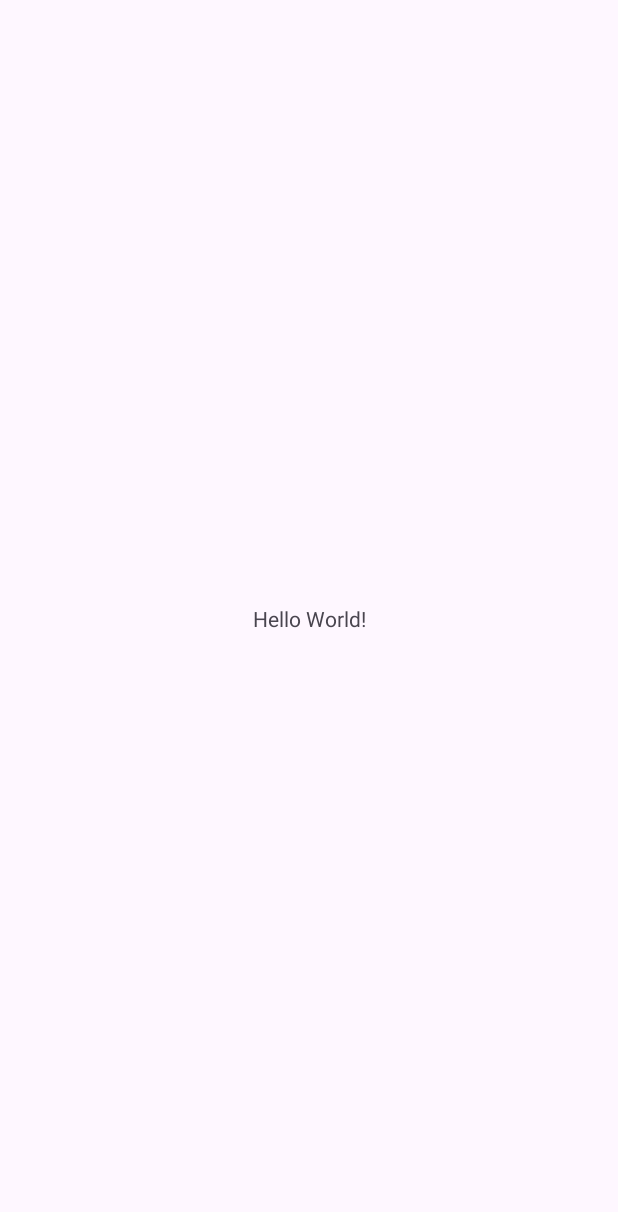
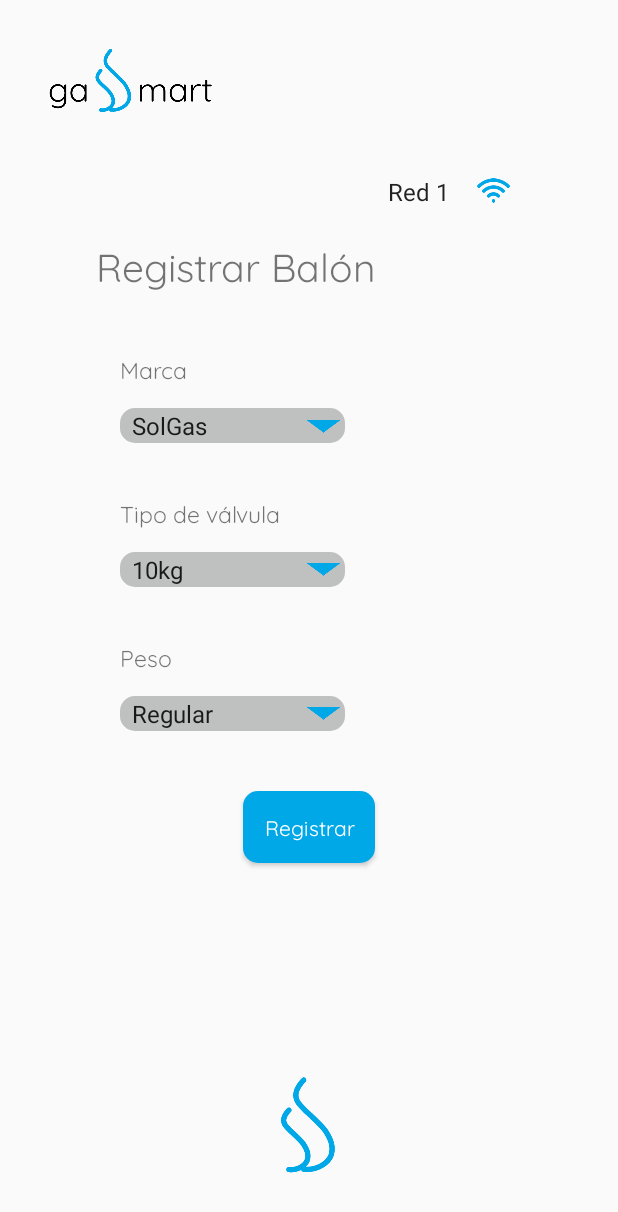
Before and after one commit to diegodolu/gasSmart, an Android app: the screen it shows after launch (MainActivity before the commit, RegistersensorActivity after it), on a phone screen of 412 x 824 dp. Before the commit the part shown is almost empty. Shown: the top 1212 px of the screen. Run offline under Robolectric (Android 15) with nearby library versions, the phone set to English and light mode, and no system bars.

Commit message:
interfaz de registro balon

```diff
--- a/app/src/main/AndroidManifest.xml
+++ b/app/src/main/AndroidManifest.xml
@@ -6,14 +6,14 @@
         android:allowBackup="true"
         android:dataExtractionRules="@xml/data_extraction_rules"
         android:fullBackupContent="@xml/backup_rules"
-        android:icon="@mipmap/ic_launcher"
+        android:icon="@drawable/logo"
         android:label="@string/app_name"
-        android:roundIcon="@mipmap/ic_launcher_round"
+        android:roundIcon="@drawable/logo"
         android:supportsRtl="true"
         android:theme="@style/Theme.GasApp"
         tools:targetApi="31">
         <activity
-            android:name=".MainActivity"
+            android:name=".RegistersensorActivity"
             android:exported="true">
             <intent-filter>
                 <action android:name="android.intent.action.MAIN" />
--- a/app/src/main/java/com/miempresa/gasapp/MainActivity.kt
+++ b/app/src/main/java/com/miempresa/gasapp/MainActivity.kt
@@ -6,6 +6,6 @@ import android.os.Bundle
 class MainActivity : AppCompatActivity() {
     override fun onCreate(savedInstanceState: Bundle?) {
         super.onCreate(savedInstanceState)
-        setContentView(R.layout.activity_main)
+        setContentView(R.layout.registrar_balon)
     }
 }
--- /dev/null
+++ b/app/src/main/java/com/miempresa/gasapp/RegistersensorActivity.java
@@ -0,0 +1,23 @@
+package com.miempresa.gasapp;
+
+import androidx.appcompat.app.AppCompatActivity;
+import android.os.Bundle;
+import android.widget.Button;
+import android.widget.Toast;
+import android.view.View;
+
+public class RegistersensorActivity extends AppCompatActivity {
+    @Override
+    protected void onCreate(Bundle savedInstanceState) {
+        super.onCreate(savedInstanceState);
+        setContentView(R.layout.registrar_balon);
+
+        Button btnRegistrar = (Button) findViewById(R.id.btn_register_registrar);
+        btnRegistrar.setOnClickListener(new View.OnClickListener() {
+            @Override
+            public void onClick(View v) {
+                Toast.makeText(RegistersensorActivity.this, "Balón registrado correctamente", Toast.LENGTH_SHORT).show();
+            }
+        });
+    }
+}
--- /dev/null
+++ b/app/src/main/res/drawable/boton_especial.xml
@@ -0,0 +1,6 @@
+<?xml version="1.0" encoding="utf-8"?>
+<shape xmlns:android="http://schemas.android.com/apk/res/android"
+    android:shape="rectangle">
+    <solid android:color="@color/boton" /> <!-- Color de fondo -->
+    <corners android:radius="10dp" /> <!-- Radio de borde -->
+</shape>
--- /dev/null
+++ b/app/src/main/res/drawable/spinner_background.xml
@@ -0,0 +1,4 @@
+<?xml version="1.0" encoding="utf-8"?>
+<shape xmlns:android="http://schemas.android.com/apk/res/android">
+    <solid android:color="@android:color/transparent"/>
+</shape>
--- /dev/null
+++ b/app/src/main/res/drawable/spinner_background_datos.xml
@@ -0,0 +1,5 @@
+<?xml version="1.0" encoding="utf-8"?>
+<shape xmlns:android="http://schemas.android.com/apk/res/android">
+    <solid android:color="@color/grey" />
+    <corners android:radius="10dp" />
+</shape>
--- a/app/src/main/res/layout/activity_main.xml
+++ /dev/null
@@ -1,18 +0,0 @@
-<?xml version="1.0" encoding="utf-8"?>
-<androidx.constraintlayout.widget.ConstraintLayout xmlns:android="http://schemas.android.com/apk/res/android"
-    xmlns:app="http://schemas.android.com/apk/res-auto"
-    xmlns:tools="http://schemas.android.com/tools"
-    android:layout_width="match_parent"
-    android:layout_height="match_parent"
-    tools:context=".MainActivity">
-
-    <TextView
-        android:layout_width="wrap_content"
-        android:layout_height="wrap_content"
-        android:text="Hello World!"
-        app:layout_constraintBottom_toBottomOf="parent"
-        app:layout_constraintEnd_toEndOf="parent"
-        app:layout_constraintStart_toStartOf="parent"
-        app:layout_constraintTop_toTopOf="parent" />
-
-</androidx.constraintlayout.widget.ConstraintLayout>
--- /dev/null
+++ b/app/src/main/res/layout/registrar_balon.xml
@@ -0,0 +1,191 @@
+<?xml version="1.0" encoding="utf-8"?>
+<androidx.constraintlayout.widget.ConstraintLayout
+    xmlns:android="http://schemas.android.com/apk/res/android"
+    xmlns:app="http://schemas.android.com/apk/res-auto"
+    xmlns:tools="http://schemas.android.com/tools"
+    android:layout_width="match_parent"
+    android:layout_height="match_parent"
+    tools:context=".RegistersensorActivity">
+
+    <ImageView
+        android:id="@+id/img_detailssensor_logo"
+        android:layout_width="110dp"
+        android:layout_height="43dp"
+        android:layout_marginStart="32dp"
+        android:layout_marginTop="32dp"
+        app:layout_constraintStart_toStartOf="parent"
+        app:layout_constraintTop_toTopOf="parent"
+        app:srcCompat="@drawable/logo" />
+
+    <TextView
+        android:id="@+id/lbl_detailssensor_titulo"
+        android:layout_width="wrap_content"
+        android:layout_height="wrap_content"
+        android:layout_marginStart="64dp"
+        android:layout_marginTop="158dp"
+        android:fontFamily="@font/quicksand_regular"
+        android:text="Registrar Balón"
+        android:textSize="26sp"
+        app:layout_constraintStart_toStartOf="parent"
+        app:layout_constraintTop_toTopOf="parent" />
+
+    <TextView
+        android:id="@+id/lbl_marca"
+        android:layout_width="wrap_content"
+        android:layout_height="wrap_content"
+        android:layout_marginStart="80dp"
+        android:layout_marginTop="40dp"
+        android:fontFamily="@font/quicksand_regular"
+        android:text="Marca"
+        android:textSize="15sp"
+        app:layout_constraintStart_toStartOf="parent"
+        app:layout_constraintTop_toBottomOf="@+id/lbl_detailssensor_titulo" />
+
+    <Spinner
+        android:id="@+id/spn_marca"
+        android:entries="@array/marcas_disponibles"
+        style="@style/AppSpinnerStyle"
+        android:layout_width="150dp"
+        android:layout_marginStart="80dp"
+        android:layout_height="23dp"
+        android:layout_marginTop="15dp"
+        android:background="@drawable/spinner_background_datos"
+        app:layout_constraintHorizontal_bias="0.755"
+        app:layout_constraintStart_toStartOf="parent"
+        app:layout_constraintTop_toBottomOf="@+id/lbl_marca"/>
+
+    <TextView
+        android:id="@+id/lbl_tipo_valvula"
+        android:layout_width="wrap_content"
+        android:layout_height="wrap_content"
+        android:layout_marginStart="80dp"
+        android:layout_marginTop="35dp"
+        android:fontFamily="@font/quicksand_regular"
+        android:text="Tipo de válvula"
+        android:textSize="15sp"
+        app:layout_constraintStart_toStartOf="parent"
+        app:layout_constraintTop_toBottomOf="@+id/spn_marca" />
+
+    <Spinner
+        android:id="@+id/spn_tipo_valvula"
+        android:entries="@array/pesos_disponibles"
+        style="@style/AppSpinnerStyle"
+        android:layout_width="150dp"
+        android:layout_marginStart="80dp"
+        android:layout_height="23dp"
+        android:layout_marginTop="15dp"
+        android:textAppearance="@style/CustomSpinnerTextStyle"
+        android:background="@drawable/spinner_background_datos"
+        app:layout_constraintHorizontal_bias="0.755"
+        app:layout_constraintStart_toStartOf="parent"
+        app:layout_constraintTop_toBottomOf="@+id/lbl_tipo_valvula" />
+
+    <TextView
+        android:id="@+id/lbl_peso"
+        android:layout_width="wrap_content"
+        android:layout_height="wrap_content"
+        android:layout_marginStart="80dp"
+        android:layout_marginTop="35dp"
+        android:fontFamily="@font/quicksand_regular"
+        android:text="Peso"
+        android:textSize="15sp"
+        app:layout_constraintStart_toStartOf="parent"
+        app:layout_constraintTop_toBottomOf="@+id/spn_tipo_valvula" />
+
+    <Spinner
+        android:id="@+id/spn_peso"
+        android:entries="@array/tipos_valvula_disponibles"
+        style="@style/AppSpinnerStyle"
+        android:layout_width="150dp"
+        android:layout_marginStart="80dp"
+        android:layout_height="23dp"
+        android:layout_marginTop="15dp"
+        android:textAppearance="@style/CustomSpinnerTextStyle"
+        android:background="@drawable/spinner_background_datos"
+        app:layout_constraintHorizontal_bias="0.755"
+        app:layout_constraintStart_toStartOf="parent"
+        app:layout_constraintTop_toBottomOf="@+id/lbl_peso" />
+
+    <ImageView
+        android:id="@+id/img_detailssensor_ss"
+        android:layout_width="36dp"
+        android:layout_height="68dp"
+        android:layout_marginStart="32dp"
+        android:layout_marginEnd="32dp"
+        android:layout_marginBottom="40dp"
+        app:layout_constraintBottom_toBottomOf="parent"
+        app:layout_constraintEnd_toEndOf="parent"
+        app:layout_constraintHorizontal_bias="0.498"
+        app:layout_constraintStart_toStartOf="parent"
+        app:srcCompat="@drawable/ss" />
+
+    <Spinner
+        android:id="@+id/spn_detailssensor_redes"
+        style="@style/AppSpinnerStyle"
+        android:layout_width="80dp"
+        android:layout_height="23dp"
+        android:layout_marginTop="116dp"
+        android:entries="@array/redes_disponibles"
+        android:textAppearance="@style/CustomSpinnerTextStyle"
+        app:layout_constraintEnd_toEndOf="parent"
+        app:layout_constraintHorizontal_bias="0.755"
+        app:layout_constraintStart_toStartOf="parent"
+        app:layout_constraintTop_toTopOf="parent" />
+
+    <Button
+        android:id="@+id/btn_register_registrar"
+        android:layout_width="wrap_content"
+        android:layout_height="wrap_content"
+        android:layout_marginTop="40dp"
+        android:background="@drawable/boton_especial"
+        android:fontFamily="@font/quicksand_regular"
+        android:text="Registrar"
+        android:textAllCaps="false"
+        android:textColor="@color/white"
+        android:textSize="14sp"
+        app:layout_constraintEnd_toEndOf="parent"
+        app:layout_constraintStart_toStartOf="parent"
+        app:layout_constraintTop_toBottomOf="@+id/spn_peso" />
+
+    <ImageView
+        android:id="@+id/img_marca"
+        android:layout_width="22dp"
+        android:layout_height="22dp"
+        android:layout_marginStart="-25dp"
+        app:layout_constraintBottom_toBottomOf="@+id/spn_marca"
+        app:layout_constraintStart_toEndOf="@+id/spn_marca"
+        app:layout_constraintTop_toTopOf="@+id/spn_marca"
+        app:layout_constraintVertical_bias="1.0"
+        app:srcCompat="@drawable/desplegable" />
+
+    <ImageView
+        android:id="@+id/img_valvula"
+        android:layout_width="22dp"
+        android:layout_height="22dp"
+        android:layout_marginStart="-25dp"
+        app:layout_constraintStart_toEndOf="@+id/spn_tipo_valvula"
+        app:layout_constraintTop_toTopOf="@+id/spn_tipo_valvula"
+        app:layout_constraintBottom_toBottomOf="@+id/spn_tipo_valvula"
+        app:srcCompat="@drawable/desplegable" />
+
+    <ImageView
+        android:id="@+id/img_peso"
+        android:layout_width="22dp"
+        android:layout_height="22dp"
+        android:layout_marginStart="-25dp"
+        app:layout_constraintStart_toEndOf="@+id/spn_peso"
+        app:layout_constraintTop_toTopOf="@+id/spn_peso"
+        app:layout_constraintBottom_toBottomOf="@+id/spn_peso"
+        app:srcCompat="@drawable/desplegable" />
+
+    <ImageView
+        android:id="@+id/img_detailssensor_wifi"
+        android:layout_width="22dp"
+        android:layout_height="22dp"
+        android:layout_marginTop="116dp"
+        android:layout_marginEnd="72dp"
+        app:layout_constraintEnd_toEndOf="parent"
+        app:layout_constraintTop_toTopOf="parent"
+        app:srcCompat="@drawable/wifi_celeste" />
+
+</androidx.constraintlayout.widget.ConstraintLayout>
--- a/app/src/main/res/values/colors.xml
+++ b/app/src/main/res/values/colors.xml
@@ -2,4 +2,8 @@
 <resources>
     <color name="black">#FF000000</color>
     <color name="white">#FFFFFFFF</color>
+    <color name="boton">#00A8E8</color>
+    <color name="edit_text">#D9D9D9</color>
+    <color name="grey">#BFC0C0</color>
+    <color name="transparent">#00D9D9D9</color>
 </resources>
--- a/app/src/main/res/values/strings.xml
+++ b/app/src/main/res/values/strings.xml
@@ -1,3 +1,20 @@
 <resources>
     <string name="app_name">gasApp</string>
+    <string-array name="redes_disponibles">
+        <item>Red 1</item>
+        <item>Red 2</item>
+        <item>Red 3</item>
+    </string-array>
+    <string-array name="marcas_disponibles">
+        <item>SolGas</item>
+        <item>Llamagas</item>
+        <item>NewGas</item>
+    </string-array>
+    <string-array name="pesos_disponibles">
+        <item>10kg</item>
+    </string-array>
+    <string-array name="tipos_valvula_disponibles">
+        <item>Regular</item>
+        <item>Premium</item>
+    </string-array>
 </resources>
--- /dev/null
+++ b/app/src/main/res/values/styles.xml
@@ -0,0 +1,13 @@
+<?xml version="1.0" encoding="utf-8"?>
+<resources>
+    <style name="AppSpinnerStyle" parent="Widget.AppCompat.Spinner">
+        <item name="android:fontFamily">@font/quicksand_semibold</item> <!-- Cambia "sans-serif-medium" por el tipo de fuente deseado -->
+        <item name="android:background">@drawable/spinner_background</item>
+        <item name="android:popupBackground">#FFFFFF</item> <!-- Cambia el color de fondo del desplegable si lo necesitas -->
+        <item name="android:dropDownVerticalOffset">0dp</item>
+    </style>
+    <style name="CustomSpinnerTextStyle" parent="Widget.AppCompat.Spinner">
+        <item name="android:fontFamily">@font/quicksand_regular</item>
+    </style>
+
+</resources>
--- a/app/src/main/res/values/themes.xml
+++ b/app/src/main/res/values/themes.xml
@@ -1,6 +1,6 @@
 <resources xmlns:tools="http://schemas.android.com/tools">
     <!-- Base application theme. -->
-    <style name="Base.Theme.GasApp" parent="Theme.Material3.DayNight.NoActionBar">
+    <style name="Base.Theme.GasApp" parent="Theme.AppCompat.DayNight.NoActionBar">
         <!-- Customize your light theme here. -->
         <!-- <item name="colorPrimary">@color/my_light_primary</item> -->
     </style>
```
